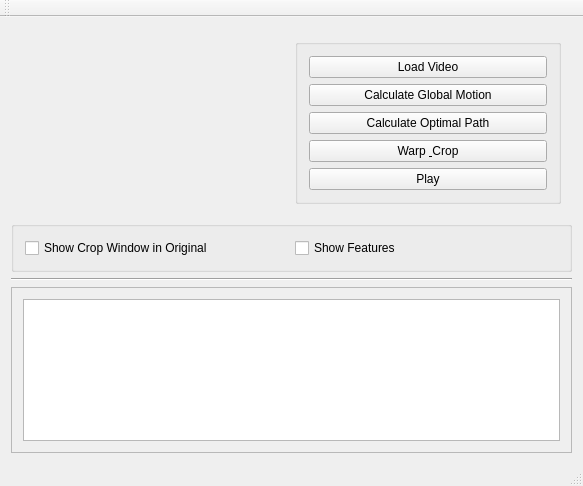
This is mainwindow.ui in oliw/motion as Qt 5 draws it before an edit. The edited form follows.
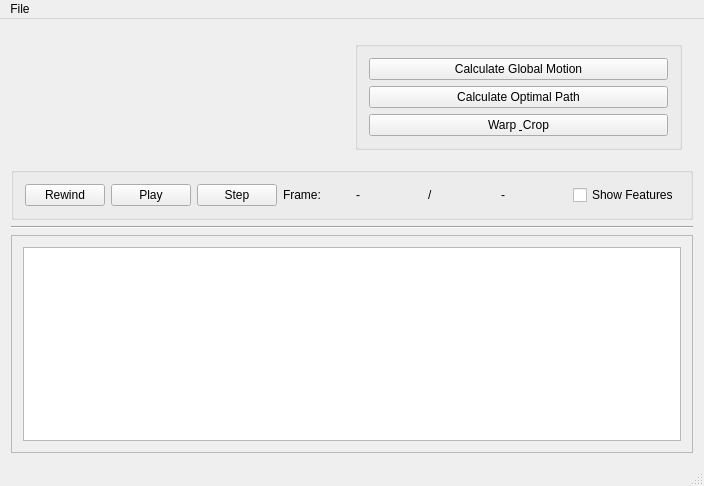
This is the edited form.

Commit message: Major early-stage refactoring! This code is now just a front end interface. The video processing logic is now a separate static library. There are two front ends in development.. A console front end for research and a GUI front end with a simple embedded player.

What changed in the file:
```diff
--- a/mainwindow.ui
+++ b/mainwindow.ui
@@ -6,7 +6,7 @@
    <rect>
     <x>0</x>
     <y>0</y>
-    <width>583</width>
+    <width>704</width>
     <height>486</height>
    </rect>
   </property>
@@ -37,13 +37,6 @@
           <string/>
          </property>
          <layout class="QVBoxLayout" name="verticalLayout_4">
-          <item>
-           <widget class="QPushButton" name="pushButton">
-            <property name="text">
-             <string>Load Video</string>
-            </property>
-           </widget>
-          </item>
           <item>
            <widget class="QPushButton" name="pushButton_2">
             <property name="text">
@@ -65,13 +58,6 @@
             </property>
            </widget>
           </item>
-          <item>
-           <widget class="QPushButton" name="pushButton_5">
-            <property name="text">
-             <string>Play</string>
-            </property>
-           </widget>
-          </item>
          </layout>
         </widget>
        </item>
@@ -85,9 +71,51 @@
       </property>
       <layout class="QHBoxLayout" name="horizontalLayout_4">
        <item>
-        <widget class="QCheckBox" name="checkBox_2">
+        <widget class="QPushButton" name="rewindButton">
          <property name="text">
-          <string>Show Crop Window in Original</string>
+          <string>Rewind</string>
+         </property>
+        </widget>
+       </item>
+       <item>
+        <widget class="QPushButton" name="playButton">
+         <property name="text">
+          <string>Play</string>
+         </property>
+        </widget>
+       </item>
+       <item>
+        <widget class="QPushButton" name="stepButton">
+         <property name="text">
+          <string>Step</string>
+         </property>
+        </widget>
+       </item>
+       <item>
+        <widget class="QLabel" name="label_2">
+         <property name="text">
+          <string>Frame:</string>
+         </property>
+        </widget>
+       </item>
+       <item>
+        <widget class="QLabel" name="currentFrameLabel">
+         <property name="text">
+          <string>-</string>
+         </property>
+        </widget>
+       </item>
+       <item>
+        <widget class="QLabel" name="label_4">
+         <property name="text">
+          <string>/</string>
+         </property>
+        </widget>
+       </item>
+       <item>
+        <widget class="QLabel" name="frameCountLabel">
+         <property name="text">
+          <string>-</string>
          </property>
         </widget>
        </item>
@@ -130,18 +158,18 @@
     <rect>
      <x>0</x>
      <y>0</y>
-     <width>583</width>
+     <width>704</width>
      <height>22</height>
     </rect>
    </property>
-  </widget>
-  <widget class="QToolBar" name="mainToolBar">
-   <attribute name="toolBarArea">
-    <enum>TopToolBarArea</enum>
-   </attribute>
-   <attribute name="toolBarBreak">
-    <bool>false</bool>
-   </attribute>
+   <widget class="QMenu" name="menuFile">
+    <property name="title">
+     <string>File</string>
+    </property>
+    <addaction name="actionOpen_Video"/>
+    <addaction name="actionReset"/>
+   </widget>
+   <addaction name="menuFile"/>
   </widget>
   <widget class="QStatusBar" name="statusBar"/>
  </widget>
```
Left out of the diff: 20 changed lines with no effect on the pictures. The commit also changes 14 other files.
